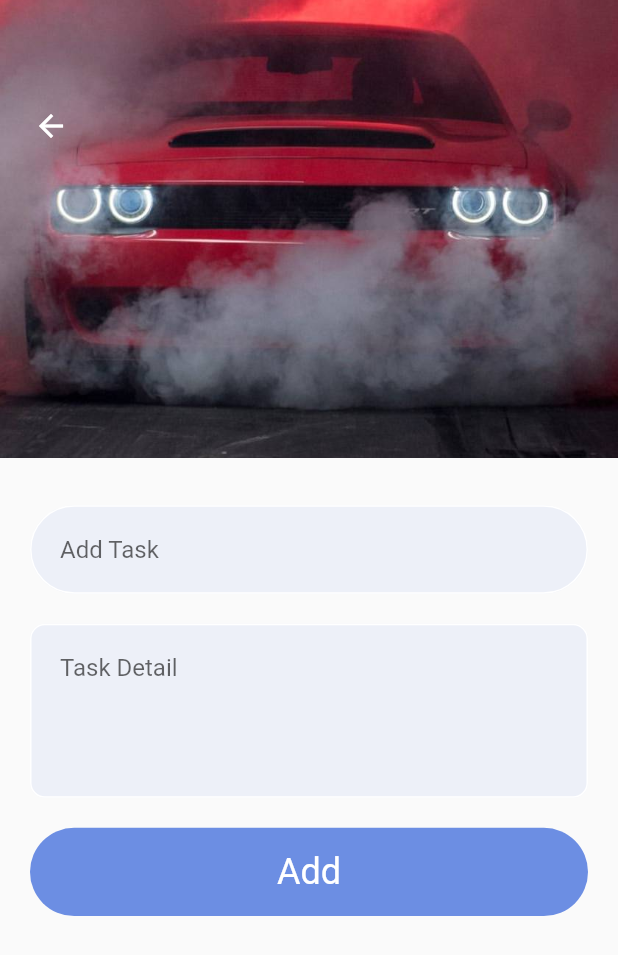
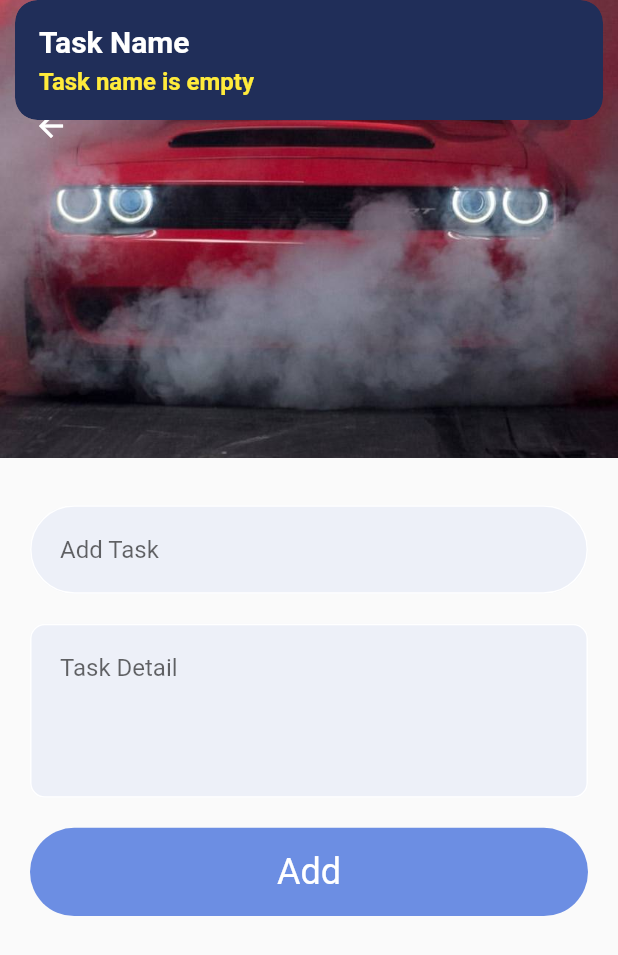
Before and after one commit to hectorlopezv/task_managment_flutter, a Flutter app: the AddTaskScreen screen opened directly, after a tap on "Add", on a phone screen of 412 x 824 dp. Shown: the top 955 px of the screen. Run offline on Flutter 3.47's test engine with Material 2 defaults, Android fonts, the phone set to English and light mode, and no system bars; our stand-ins replace get; network calls fail.

Commit message:
adding task validation banner'

```diff
--- a/lib/screens/add_tasks_screen.dart
+++ b/lib/screens/add_tasks_screen.dart
@@ -1,8 +1,10 @@
 import 'package:flutter/material.dart';
+import 'package:get/get.dart';
 import 'package:task_manager/utils/app_colors.dart';
 import 'package:task_manager/widgets/button_widget.dart';
+import 'package:task_manager/widgets/error_warning.dart';
 import 'package:task_manager/widgets/text_field_widget.dart';
-import 'package:get/get.dart';
+
 class AddTaskScreen extends StatelessWidget {
   const AddTaskScreen({Key? key}) : super(key: key);
 
@@ -10,6 +12,22 @@ class AddTaskScreen extends StatelessWidget {
   Widget build(BuildContext context) {
     TextEditingController nameController = TextEditingController();
     TextEditingController detailController = TextEditingController();
+    bool _dataValidation() {
+      if (nameController.text.trim().isEmpty) {
+        ErrorWarning.taskErrorOrWrning("Task Name", "Task name is empty");
+        return false;
+      } else if (detailController.text.trim().isEmpty) {
+        ErrorWarning.taskErrorOrWrning("Task Detail", "Task detail is empty");
+        return false;
+      }
+      return true;
+    }
+
+    void addTask() {
+      bool isValid = _dataValidation();
+      if (isValid) {}
+    }
+
     return Scaffold(
       body: Column(
         crossAxisAlignment: CrossAxisAlignment.start,
@@ -68,7 +86,7 @@ class AddTaskScreen extends StatelessWidget {
                   backgroundColor: AppColors.secondaryColor,
                   textColor: Colors.white,
                   text: "Add",
-                  onPressed: () {},
+                  onPressed: addTask,
                 )
               ],
             ),
--- /dev/null
+++ b/lib/widgets/error_warning.dart
@@ -0,0 +1,32 @@
+import 'package:flutter/material.dart';
+import 'package:get/get.dart';
+import 'package:task_manager/utils/app_colors.dart';
+
+class ErrorWarning {
+  ErrorWarning._();
+
+  /// The error message to display.
+  static void taskErrorOrWrning(String taskname, String taskerrorOrWrning) {
+    Get.snackbar(
+      taskname,
+      taskerrorOrWrning,
+      backgroundColor: AppColors.mainColor,
+      titleText: Text(
+        taskname,
+        style: TextStyle(
+          fontSize: 20,
+          fontWeight: FontWeight.bold,
+          color: Colors.white,
+        ),
+      ),
+      messageText: Text(
+        taskerrorOrWrning,
+        style: TextStyle(
+          fontSize: 16,
+          fontWeight: FontWeight.bold,
+          color: Colors.yellow,
+        ),
+      ),
+    );
+  }
+}
```
